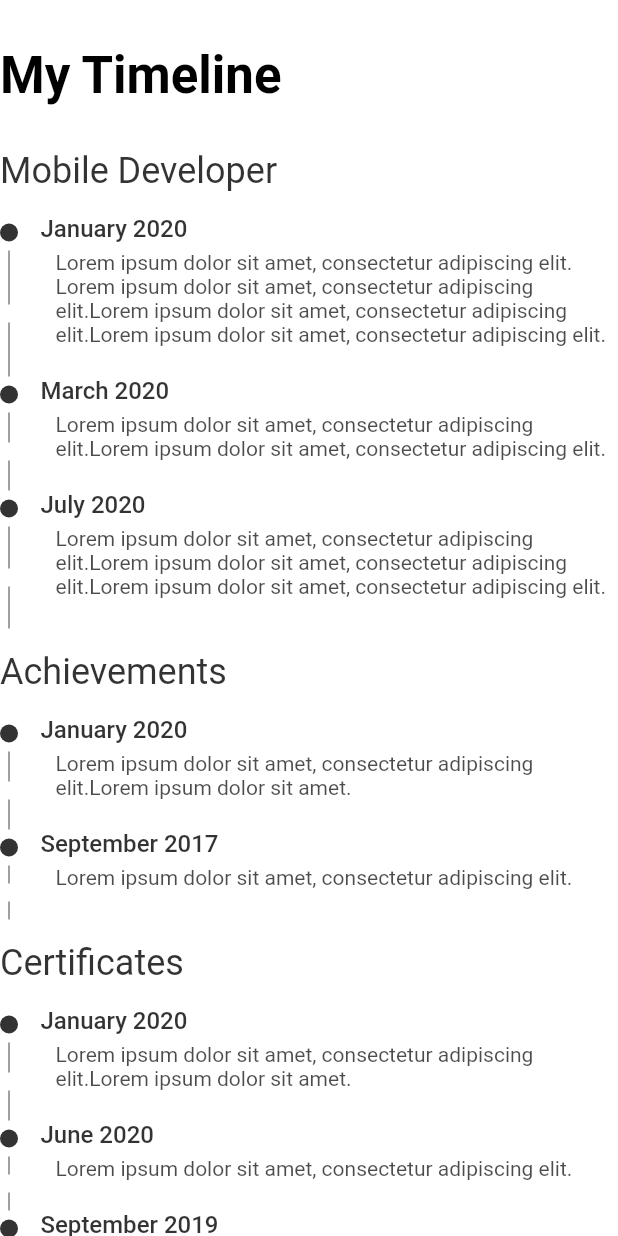
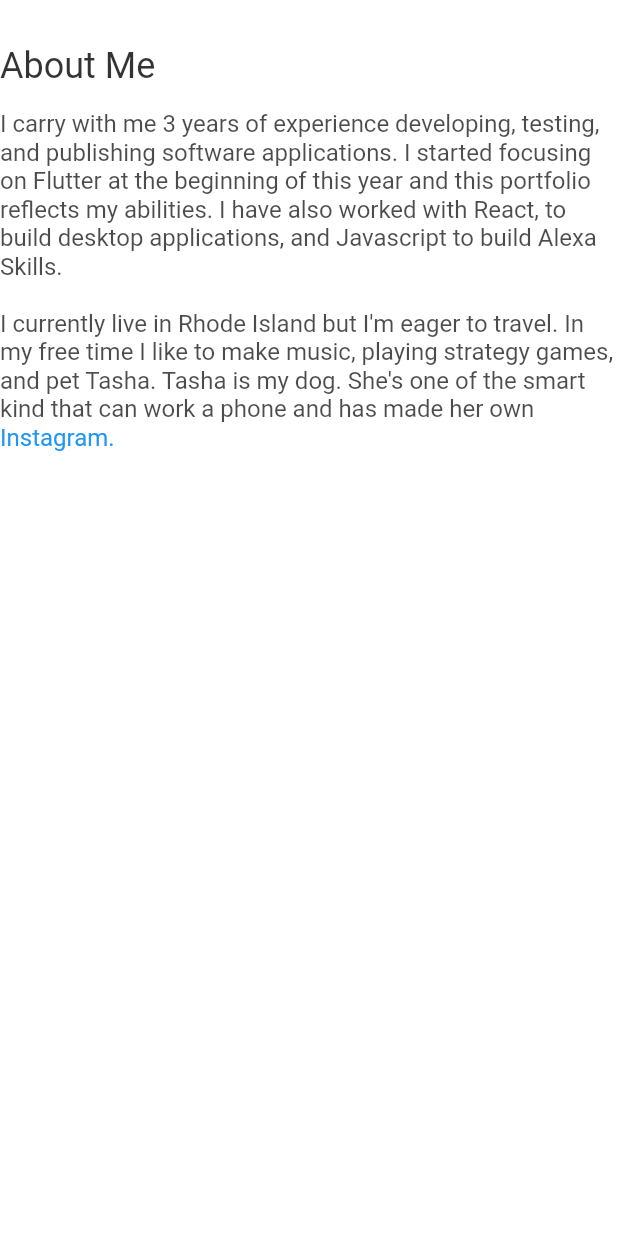
Before and after one commit to MatthieuNadeau96/flutter_portfolio, a Flutter app: the AboutScreen screen opened directly, on a phone screen of 412 x 824 dp. Run offline on Flutter 3.47's test engine with Material 2 defaults, Android fonts, the light colour scheme and no system bars; drawn by our look-alikes of timeline_tile; our stand-ins replace carousel_slider, flutter_bloc, font_awesome_flutter.

Commit message:
Removed timeline and added basic about info

```diff
--- a/lib/main.dart
+++ b/lib/main.dart
@@ -20,7 +20,7 @@ class MyApp extends StatelessWidget {
           primaryColorDark: Colors.black,
           visualDensity: VisualDensity.adaptivePlatformDensity,
           canvasColor: Colors.white,
-          accentColor: Color(0xffEEC271),
+          accentColor: Colors.blueAccent,
           textTheme: TextTheme(
             headline3: TextStyle(
                 fontSize: 34, color: Colors.black, fontWeight: FontWeight.bold),
@@ -35,6 +35,11 @@ class MyApp extends StatelessWidget {
             ),
             bodyText1: TextStyle(
               fontSize: 14,
+              fontWeight: FontWeight.w400,
+              color: Colors.black.withOpacity(0.7), //#868786
+            ),
+            bodyText2: TextStyle(
+              fontSize: 16,
               fontWeight: FontWeight.w400,
               color: Colors.black.withOpacity(0.7), //#868786
             ),
--- a/lib/screens/about_screen.dart
+++ b/lib/screens/about_screen.dart
@@ -1,6 +1,8 @@
+import 'package:flutter/gestures.dart';
 import 'package:flutter/material.dart';
 import 'package:flutter_portfolio/bloc/navigation_bloc.dart';
 import 'package:flutter_portfolio/widgets/timeline.dart';
+import 'package:url_launcher/url_launcher.dart';
 
 class AboutScreen extends StatelessWidget with NavigationStates {
   @override
@@ -14,106 +16,146 @@ class AboutScreen extends StatelessWidget with NavigationStates {
             children: [
               SizedBox(height: 30),
               Text(
-                'My Timeline',
-                style: Theme.of(context).textTheme.headline3,
-              ),
-              SizedBox(height: 30),
-              Text(
-                'Mobile Developer',
+                'About Me',
                 style: Theme.of(context).textTheme.headline4,
               ),
               SizedBox(height: 15),
-              Timeline(
-                title: 'January 2020',
-                description: 'Lorem ipsum dolor sit amet, consectetur adipiscing elit. ' +
-                    'Lorem ipsum dolor sit amet, consectetur adipiscing elit.' +
-                    'Lorem ipsum dolor sit amet, consectetur adipiscing elit.' +
-                    'Lorem ipsum dolor sit amet, consectetur adipiscing elit.',
-              ),
-              Timeline(
-                title: 'March 2020',
-                description:
-                    'Lorem ipsum dolor sit amet, consectetur adipiscing elit.' +
-                        'Lorem ipsum dolor sit amet, consectetur adipiscing elit.',
-              ),
-              Timeline(
-                title: 'July 2020',
-                description:
-                    'Lorem ipsum dolor sit amet, consectetur adipiscing elit.' +
-                        'Lorem ipsum dolor sit amet, consectetur adipiscing elit.' +
-                        'Lorem ipsum dolor sit amet, consectetur adipiscing elit.',
-              ),
-              // Achievements
-              SizedBox(height: 15),
-              Text(
-                'Achievements',
-                style: Theme.of(context).textTheme.headline4,
-              ),
-              SizedBox(height: 15),
-              Timeline(
-                title: 'January 2020',
-                description:
-                    'Lorem ipsum dolor sit amet, consectetur adipiscing elit.' +
-                        'Lorem ipsum dolor sit amet.',
-              ),
-              Timeline(
-                title: 'September 2017',
-                description:
-                    'Lorem ipsum dolor sit amet, consectetur adipiscing elit.',
-              ),
-              // Certificates
-              SizedBox(height: 15),
-              Text(
-                'Certificates',
-                style: Theme.of(context).textTheme.headline4,
-              ),
-              SizedBox(height: 15),
-              Timeline(
-                title: 'January 2020',
-                description:
-                    'Lorem ipsum dolor sit amet, consectetur adipiscing elit.' +
-                        'Lorem ipsum dolor sit amet.',
-              ),
-              Timeline(
-                title: 'June 2020',
-                description:
-                    'Lorem ipsum dolor sit amet, consectetur adipiscing elit.',
-              ),
-              Timeline(
-                title: 'September 2019',
-                description:
-                    'Lorem ipsum dolor sit amet, consectetur adipiscing elit.',
-              ),
-              Timeline(
-                title: 'September 2017',
-                description:
-                    'Lorem ipsum dolor sit amet, consectetur adipiscing elit.',
+
+              RichText(
+                text: TextSpan(
+                  children: [
+                    TextSpan(
+                      text: "I carry with me 3 years of experience developing, testing, and publishing software applications. " +
+                          "I started focusing on Flutter at the beginning of this year and this portfolio reflects my abilities. " +
+                          "I have also worked with React, to build desktop applications, and Javascript to build Alexa Skills.\n " +
+                          "\nI currently live in Rhode Island but I'm eager to travel. In my free time I like to make music, playing strategy games, and pet Tasha. " +
+                          "Tasha is my dog. She's one of the smart kind that can work a phone and has made her own ",
+                      style: Theme.of(context).textTheme.bodyText2,
+                    ),
+                    TextSpan(
+                        text: "Instagram.",
+                        style: TextStyle(
+                          color: Theme.of(context).primaryColor,
+                          fontSize: 16,
+                          fontWeight: FontWeight.w400,
+                        ),
+                        recognizer: TapGestureRecognizer()
+                          ..onTap = () => _handlePress(
+                              'https://www.instagram.com/tashathetoad/')),
+                  ],
+                ),
               ),
 
-              // Education
-              SizedBox(height: 15),
-              Text(
-                'Education',
-                style: Theme.of(context).textTheme.headline4,
-              ),
-              SizedBox(height: 15),
-              Timeline(
-                title: 'January 2020',
-                description:
-                    'Lorem ipsum dolor sit amet, consectetur adipiscing elit.' +
-                        'Lorem ipsum dolor sit amet.',
-              ),
-              Timeline(
-                title: 'September 2017',
-                description:
-                    'Lorem ipsum dolor sit amet, consectetur adipiscing elit.',
-              ),
+              // SizedBox(height: 30),
+              // Text(
+              //   'My Timeline',
+              //   style: Theme.of(context).textTheme.headline3,
+              // ),
+              // SizedBox(height: 30),
+              // Text(
+              //   'Mobile Developer',
+              //   style: Theme.of(context).textTheme.headline4,
+              // ),
+              // SizedBox(height: 15),
+              // Timeline(
+              //   title: 'January 2020',
+              //   description: 'Lorem ipsum dolor sit amet, consectetur adipiscing elit. ' +
+              //       'Lorem ipsum dolor sit amet, consectetur adipiscing elit.' +
+              //       'Lorem ipsum dolor sit amet, consectetur adipiscing elit.' +
+              //       'Lorem ipsum dolor sit amet, consectetur adipiscing elit.',
+              // ),
+              // Timeline(
+              //   title: 'March 2020',
+              //   description:
+              //       'Lorem ipsum dolor sit amet, consectetur adipiscing elit.' +
+              //           'Lorem ipsum dolor sit amet, consectetur adipiscing elit.',
+              // ),
+              // Timeline(
+              //   title: 'July 2020',
+              //   description:
+              //       'Lorem ipsum dolor sit amet, consectetur adipiscing elit.' +
+              //           'Lorem ipsum dolor sit amet, consectetur adipiscing elit.' +
+              //           'Lorem ipsum dolor sit amet, consectetur adipiscing elit.',
+              // ),
+              // // Achievements
+              // SizedBox(height: 15),
+              // Text(
+              //   'Achievements',
+              //   style: Theme.of(context).textTheme.headline4,
+              // ),
+              // SizedBox(height: 15),
+              // Timeline(
+              //   title: 'January 2020',
+              //   description:
+              //       'Lorem ipsum dolor sit amet, consectetur adipiscing elit.' +
+              //           'Lorem ipsum dolor sit amet.',
+              // ),
+              // Timeline(
+              //   title: 'September 2017',
+              //   description:
+              //       'Lorem ipsum dolor sit amet, consectetur adipiscing elit.',
+              // ),
+              // // Certificates
+              // SizedBox(height: 15),
+              // Text(
+              //   'Certificates',
+              //   style: Theme.of(context).textTheme.headline4,
+              // ),
+              // SizedBox(height: 15),
+              // Timeline(
+              //   title: 'January 2020',
+              //   description:
+              //       'Lorem ipsum dolor sit amet, consectetur adipiscing elit.' +
+              //           'Lorem ipsum dolor sit amet.',
+              // ),
+              // Timeline(
+              //   title: 'June 2020',
+              //   description:
+              //       'Lorem ipsum dolor sit amet, consectetur adipiscing elit.',
+              // ),
+              // Timeline(
+              //   title: 'September 2019',
+              //   description:
+              //       'Lorem ipsum dolor sit amet, consectetur adipiscing elit.',
+              // ),
+              // Timeline(
+              //   title: 'September 2017',
+              //   description:
+              //       'Lorem ipsum dolor sit amet, consectetur adipiscing elit.',
+              // ),
 
-              SizedBox(height: 30),
+              // // Education
+              // SizedBox(height: 15),
+              // Text(
+              //   'Education',
+              //   style: Theme.of(context).textTheme.headline4,
+              // ),
+              // SizedBox(height: 15),
+              // Timeline(
+              //   title: 'January 2020',
+              //   description:
+              //       'Lorem ipsum dolor sit amet, consectetur adipiscing elit.' +
+              //           'Lorem ipsum dolor sit amet.',
+              // ),
+              // Timeline(
+              //   title: 'September 2017',
+              //   description:
+              //       'Lorem ipsum dolor sit amet, consectetur adipiscing elit.',
+              // ),
+
+              // SizedBox(height: 30),
             ],
           ),
         ),
       ),
     );
   }
+
+  void _handlePress(String url) async {
+    if (await canLaunch(url)) {
+      await launch(url);
+    } else {
+      throw 'Could not launch $url';
+    }
+  }
 }
--- a/lib/screens/home_screen.dart
+++ b/lib/screens/home_screen.dart
@@ -26,7 +26,7 @@ class HomeScreen extends StatelessWidget with NavigationStates {
             ),
             SizedBox(height: 15),
             Text(
-              'I am a self taught developer with a passion for creating things big and small.',
+              'I am a passionate self taught learner with a passion for creating things big and small.',
               style: Theme.of(context).textTheme.bodyText1,
             ),
             SizedBox(height: 15),
```
